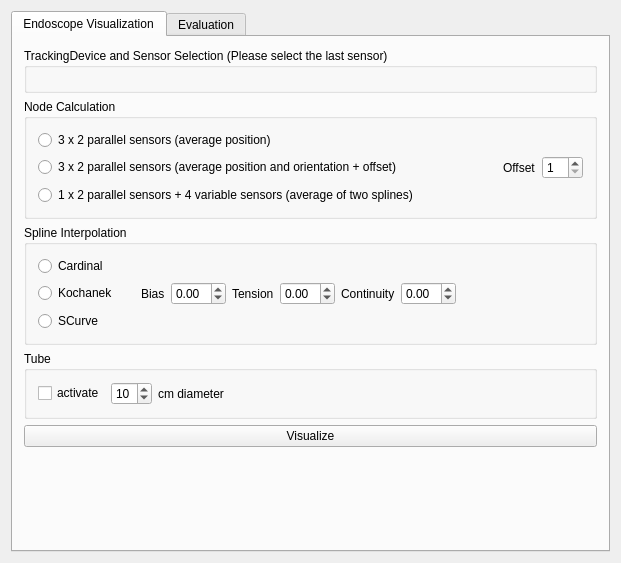
Old version of the form Plugins/org.mitk.gui.qt.endoscopevisualization/src/internal/EndoscopeVisualizationControls.ui in the repository heinpa02/EndoscopeVisualizationPlugin.
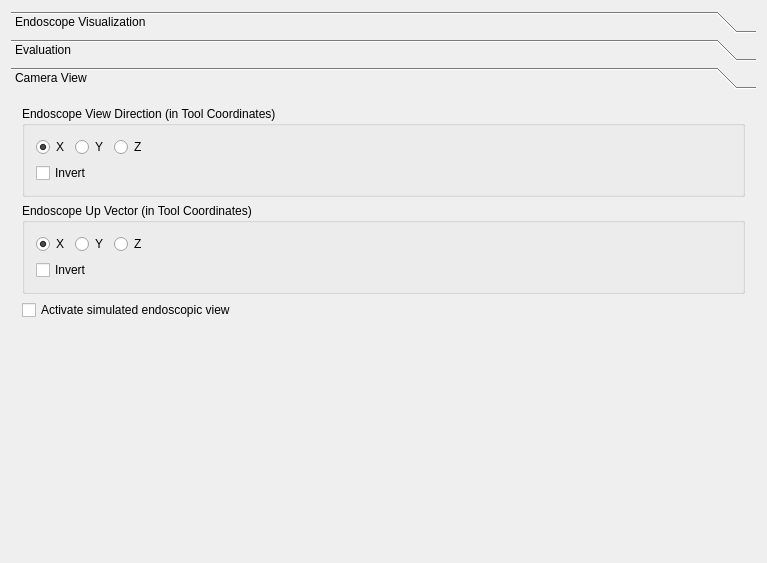
New version of the form. The open tabs and pages were chosen to show the change. Custom widgets are drawn as their Qt base class.

Patch:
```diff
--- a/Plugins/org.mitk.gui.qt.endoscopevisualization/src/internal/EndoscopeVisualizationControls.ui
+++ b/Plugins/org.mitk.gui.qt.endoscopevisualization/src/internal/EndoscopeVisualizationControls.ui
@@ -6,7 +6,7 @@
    <rect>
     <x>0</x>
     <y>0</y>
-    <width>621</width>
+    <width>767</width>
     <height>563</height>
    </rect>
   </property>
@@ -21,24 +21,23 @@
   </property>
   <layout class="QVBoxLayout" name="verticalLayout">
    <item>
-    <widget class="QTabWidget" name="TabWidget">
+    <widget class="QToolBox" name="ToolBox">
      <property name="whatsThis">
       <string>&lt;html&gt;&lt;head/&gt;&lt;body&gt;&lt;p&gt;&lt;br/&gt;&lt;/p&gt;&lt;/body&gt;&lt;/html&gt;</string>
      </property>
      <property name="styleSheet">
       <string notr="true"/>
      </property>
-     <property name="tabPosition">
-      <enum>QTabWidget::North</enum>
-     </property>
-     <property name="currentIndex">
-      <number>0</number>
-     </property>
-     <widget class="QWidget" name="Page1_Visualization">
-      <property name="styleSheet">
-       <string notr="true"/>
+     <widget class="QWidget" name="ToolBoxPage1">
+      <property name="geometry">
+       <rect>
+        <x>0</x>
+        <y>0</y>
+        <width>735</width>
+        <height>466</height>
+       </rect>
       </property>
-      <attribute name="title">
+      <attribute name="label">
        <string>Endoscope Visualization</string>
       </attribute>
       <layout class="QVBoxLayout" name="verticalLayout_4">
@@ -60,8 +59,8 @@
           <string>Node Calculation</string>
          </property>
          <layout class="QGridLayout" name="gridLayout_2">
-          <item row="9" column="0" colspan="3">
-           <widget class="QRadioButton" name="button_Calculation3">
+          <item row="4" column="0">
+           <widget class="QRadioButton" name="button_Calculation4">
             <property name="text">
              <string>1 x 2 parallel sensors + 4 variable sensors (average of two splines)</string>
             </property>
@@ -107,8 +106,21 @@
             </property>
            </widget>
           </item>
-          <item row="2" column="0" colspan="3">
-           <widget class="QRadioButton" name="button_Calculation2">
+          <item row="2" column="3">
+           <spacer name="horizontalSpacer_2">
+            <property name="orientation">
+             <enum>Qt::Horizontal</enum>
+            </property>
+            <property name="sizeHint" stdset="0">
+             <size>
+              <width>40</width>
+              <height>20</height>
+             </size>
+            </property>
+           </spacer>
+          </item>
+          <item row="3" column="0">
+           <widget class="QRadioButton" name="button_Calculation3">
             <property name="text">
              <string>3 x 2 parallel sensors (average position and orientation + offset)</string>
             </property>
@@ -316,8 +328,16 @@
        </item>
       </layout>
      </widget>
-     <widget class="QWidget" name="Page2_Evaluation">
-      <attribute name="title">
+     <widget class="QWidget" name="ToolBoxPage2">
+      <property name="geometry">
+       <rect>
+        <x>0</x>
+        <y>0</y>
+        <width>749</width>
+        <height>455</height>
+       </rect>
+      </property>
+      <attribute name="label">
        <string>Evaluation</string>
       </attribute>
       <layout class="QVBoxLayout" name="verticalLayout_3">
@@ -421,6 +441,158 @@
        </item>
       </layout>
      </widget>
+     <widget class="QWidget" name="ToolBoxPage3">
+      <property name="geometry">
+       <rect>
+        <x>0</x>
+        <y>0</y>
+        <width>749</width>
+        <height>455</height>
+       </rect>
+      </property>
+      <attribute name="label">
+       <string>Camera View</string>
+      </attribute>
+      <layout class="QVBoxLayout" name="verticalLayout_8">
+       <item>
+        <widget class="QGroupBox" name="ViewDirectionBox">
+         <property name="title">
+          <string>Endoscope View Direction (in Tool Coordinates)</string>
+         </property>
+         <layout class="QVBoxLayout" name="verticalLayout_5">
+          <item>
+           <layout class="QHBoxLayout" name="horizontalLayout_5">
+            <item>
+             <widget class="QRadioButton" name="NeedleViewX">
+              <property name="text">
+               <string>X</string>
+              </property>
+              <property name="checked">
+               <bool>true</bool>
+              </property>
+             </widget>
+            </item>
+            <item>
+             <widget class="QRadioButton" name="NeedleViewY">
+              <property name="text">
+               <string>Y</string>
+              </property>
+             </widget>
+            </item>
+            <item>
+             <widget class="QRadioButton" name="NeedleViewZ">
+              <property name="text">
+               <string>Z</string>
+              </property>
+             </widget>
+            </item>
+            <item>
+             <spacer name="horizontalSpacer_6">
+              <property name="orientation">
+               <enum>Qt::Horizontal</enum>
+              </property>
+              <property name="sizeHint" stdset="0">
+               <size>
+                <width>40</width>
+                <height>20</height>
+               </size>
+              </property>
+             </spacer>
+            </item>
+           </layout>
+          </item>
+          <item>
+           <widget class="QCheckBox" name="NeedleViewInvert">
+            <property name="text">
+             <string>Invert</string>
+            </property>
+           </widget>
+          </item>
+         </layout>
+        </widget>
+       </item>
+       <item>
+        <widget class="QGroupBox" name="ViewUpBox">
+         <property name="title">
+          <string>Endoscope Up Vector (in Tool Coordinates)</string>
+         </property>
+         <layout class="QVBoxLayout" name="verticalLayout_7">
+          <item>
+           <layout class="QHBoxLayout" name="horizontalLayout_6">
+            <item>
+             <widget class="QRadioButton" name="NeedleUpX">
+              <property name="text">
+               <string>X</string>
+              </property>
+              <property name="checked">
+               <bool>true</bool>
+              </property>
+             </widget>
+            </item>
+            <item>
+             <widget class="QRadioButton" name="NeedleUpY">
+              <property name="text">
+               <string>Y</string>
+              </property>
+             </widget>
+            </item>
+            <item>
+             <widget class="QRadioButton" name="NeedleUpZ">
+              <property name="text">
+               <string>Z</string>
+              </property>
+             </widget>
+            </item>
+            <item>
+             <spacer name="horizontalSpacer_7">
+              <property name="orientation">
+               <enum>Qt::Horizontal</enum>
+              </property>
+              <property name="sizeHint" stdset="0">
+               <size>
+                <width>40</width>
+                <height>20</height>
+               </size>
+              </property>
+             </spacer>
+            </item>
+           </layout>
+          </item>
+          <item>
+           <widget class="QCheckBox" name="NeedleUpInvert">
+            <property name="text">
+             <string>Invert</string>
+            </property>
+           </widget>
+          </item>
+         </layout>
+        </widget>
+       </item>
+       <item>
+        <widget class="QCheckBox" name="ActivateSimulatedView">
+         <property name="text">
+          <string>Activate simulated endoscopic view</string>
+         </property>
+        </widget>
+       </item>
+       <item>
+        <widget class="QWidget" name="CamWidget" native="true"/>
+       </item>
+       <item>
+        <spacer name="verticalSpacer">
+         <property name="orientation">
+          <enum>Qt::Vertical</enum>
+         </property>
+         <property name="sizeHint" stdset="0">
+          <size>
+           <width>20</width>
+           <height>40</height>
+          </size>
+         </property>
+        </spacer>
+       </item>
+      </layout>
+     </widget>
     </widget>
    </item>
   </layout>
```
Left out of the diff: 24 changed lines with no effect on the pictures.
